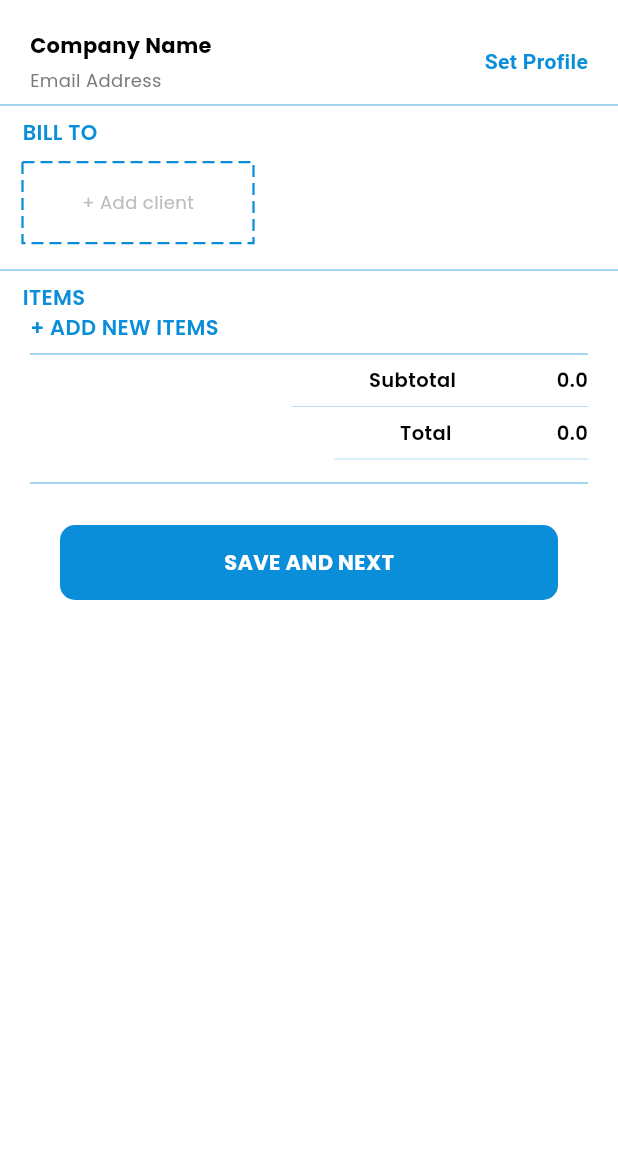
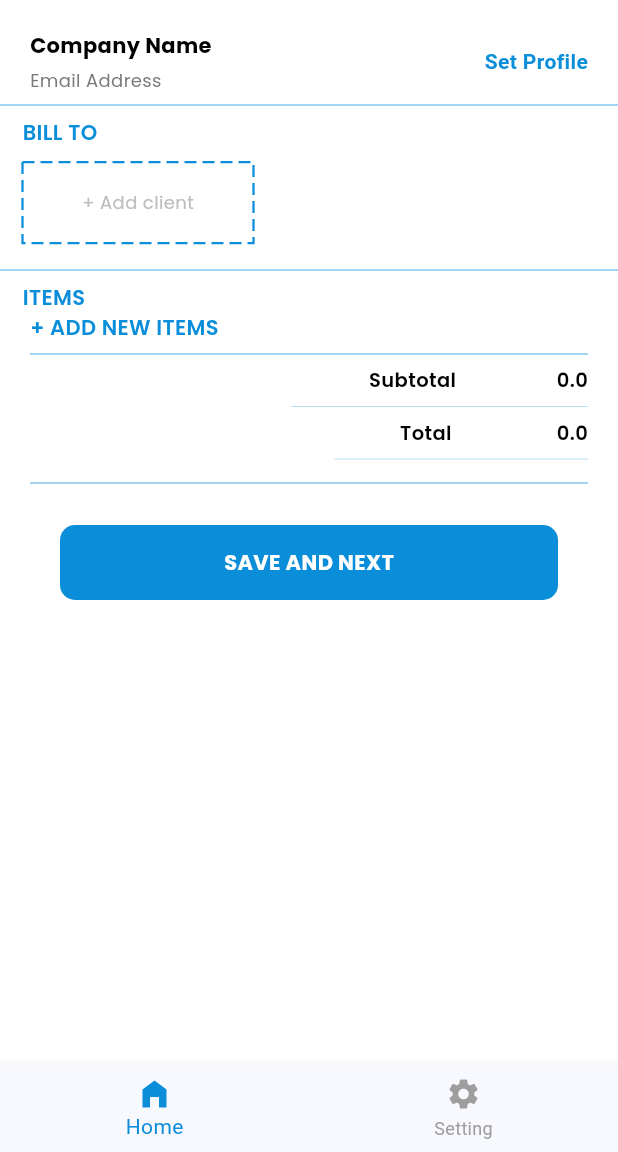
Before and after one commit to Amir40s/invoicemaker, a Flutter app: the screen it shows after launch, after a tap on "Skip", on a phone screen of 412 x 824 dp, the part 84-1236 px from its top. Run offline on Flutter 3.47's test engine with Material 3 defaults, Android fonts, the phone set to English and light mode, and no system bars; drawn by our look-alikes of dotted_border; our stand-ins replace firebase_core, get, google_fonts, image_picker, pdf, permission_handler and 3 more; accounts and stored records are empty.

Commit message:
commit by Mohammad Abraheem

```diff
--- a/lib/helper_classes/onBoarding_screen_classes/onBoarding_page_screen.dart
+++ b/lib/helper_classes/onBoarding_screen_classes/onBoarding_page_screen.dart
@@ -7,7 +7,7 @@ import '../../start_screen/botttomBar_screen/bottomBar_screen.dart';
 import '../helper_text/helper_text_class.dart';
 
 class OnBoardingPage extends StatelessWidget {
-  OnBoardingPage({
+OnBoardingPage({
     super.key,
     required this.image,
     required this.title,
--- a/lib/helper_classes/onBoarding_screen_classes/onBoarding_skip_screen.dart
+++ b/lib/helper_classes/onBoarding_screen_classes/onBoarding_skip_screen.dart
@@ -2,6 +2,7 @@ import 'package:flutter/material.dart';
 import 'package:get/get.dart';
 import 'package:invoicemaker/start_screen/invoices_screen/edit_invoice/edit_invoice.dart';
 import '../../button_classes/text_button_class/text_button.dart';
+import '../../start_screen/botttomBar_screen/bottomBar_screen.dart';
 
 class OnBoardingSkipButton {
   Widget onBoardingSkipButton() {
@@ -10,7 +11,7 @@ class OnBoardingSkipButton {
         right: 15,
         child: CustomTextButton().customTextButton(
             onPress: () {
-              Get.offAll(() => EditInvoice(businessname: "", businessemail: ""));
+              Get.offAll(() =>const BottomNavBarScreen());
             },
             text: "Skip",
             textColor: Colors.black,
--- a/lib/start_screen/invoices_screen/edit_invoice/edit_invoice.dart
+++ b/lib/start_screen/invoices_screen/edit_invoice/edit_invoice.dart
@@ -4,7 +4,7 @@ import 'package:invoicemaker/button_classes/text_button_class/text_button.dart';
 import 'package:provider/provider.dart';
 import '../../../constants/color_class.dart';
 import '../../../helper_classes/add_new_items/add_item_line.dart';
-import '../../../helper_classes/bill_to_add_client/bill_to_invoce_info.dart';
+import '../../../helper_classes/bill_to_add_client/bill_to_invoice_info.dart';
 import '../../../helper_classes/custom_appBar_container/custom_appBar.dart';
 import '../../../helper_classes/helper_text/helper_text_class.dart';
 import '../../../providers/get_value_provider/get_value_provider.dart';
```
Also changed, not shown: lib/helper_classes/bill_to_add_client/bill_to_invoice_info.dart (renamed from lib/helper_classes/bill_to_add_client/bill_to_invoce_info.dart).
